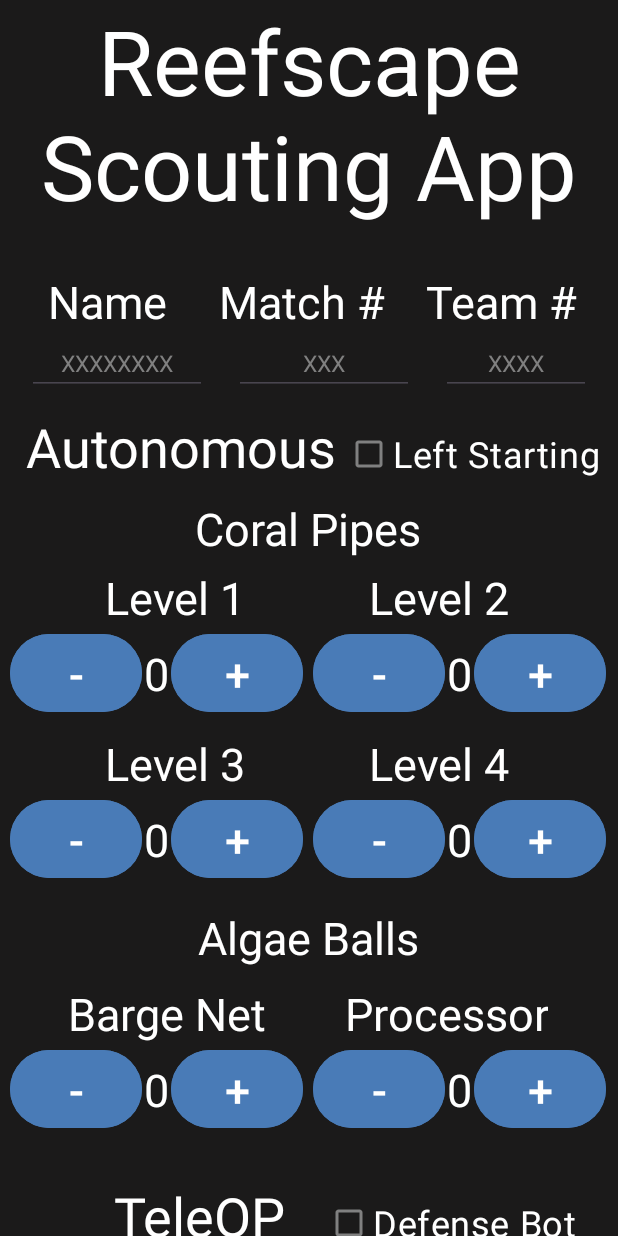
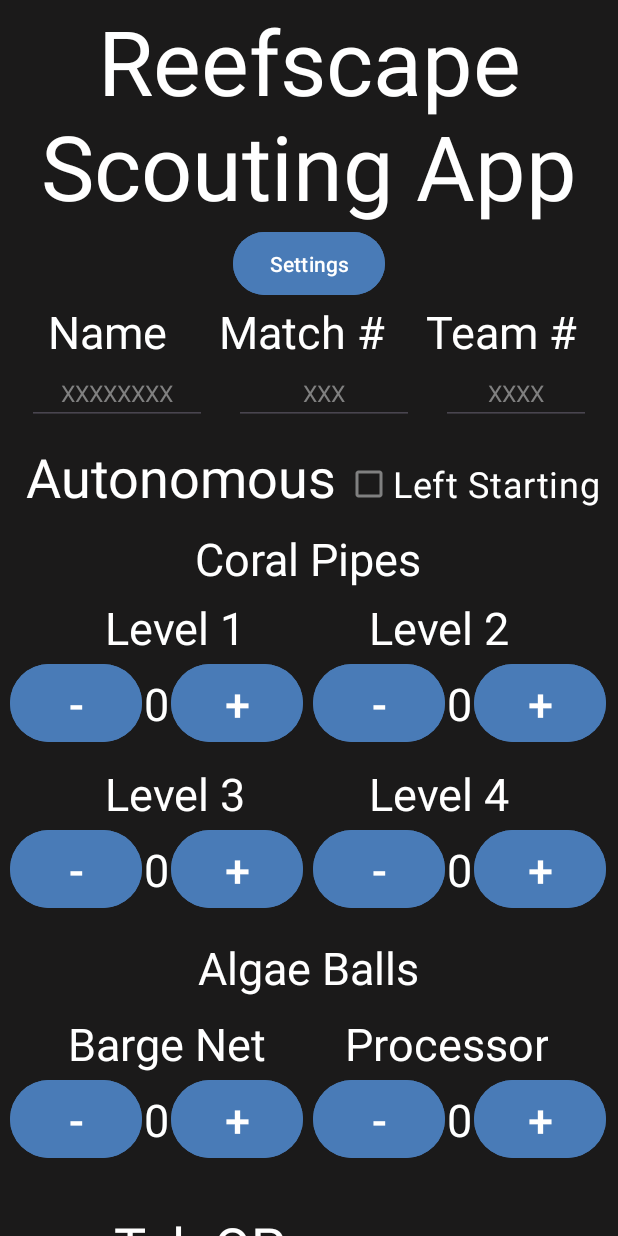
Before and after one commit to Kushal701151/Reefscape---Strategy---Android, an Android app: the screen it shows after launch (MainActivity), on a phone screen of 412 x 824 dp. Run offline under Robolectric (Android 15) with nearby library versions, the phone set to English and light mode, and no system bars.

Commit message:
added settings button to main screen

```diff
--- a/app/src/main/res/layout/activity_main.xml
+++ b/app/src/main/res/layout/activity_main.xml
@@ -24,9 +24,25 @@
                 android:textSize="60dp" />
         </LinearLayout>
 
-        <Space
-            android:layout_width="match_parent"
-            android:layout_height="30dp" />
+        <LinearLayout
+            android:layout_width="match_parent"
+            android:layout_height="50dp">
+            <Space
+                android:layout_width="20dp"
+                android:layout_height="match_parent"
+                android:layout_weight="0.2"/>
+            <Button
+                android:id="@+id/homeID"
+                android:layout_width="wrap_content"
+                android:layout_height="50dp"
+                android:text="Settings"
+                android:textAlignment="center"
+                android:backgroundTint="@color/orange"/>
+            <Space
+                android:layout_width="20dp"
+                android:layout_height="match_parent"
+                android:layout_weight="0.2"/>
+        </LinearLayout>
 
         <LinearLayout
             android:layout_width="match_parent"
--- a/app/src/main/res/layout/activity_settings.xml
+++ b/app/src/main/res/layout/activity_settings.xml
@@ -263,7 +263,8 @@
                 android:layout_width="wrap_content"
                 android:layout_height="50dp"
                 android:text="Return to Home Page"
-                android:textAlignment="center" />
+                android:textAlignment="center"
+                android:backgroundTint="@color/orange"/>
 
             <Space
                 android:layout_width="20dp"
```
